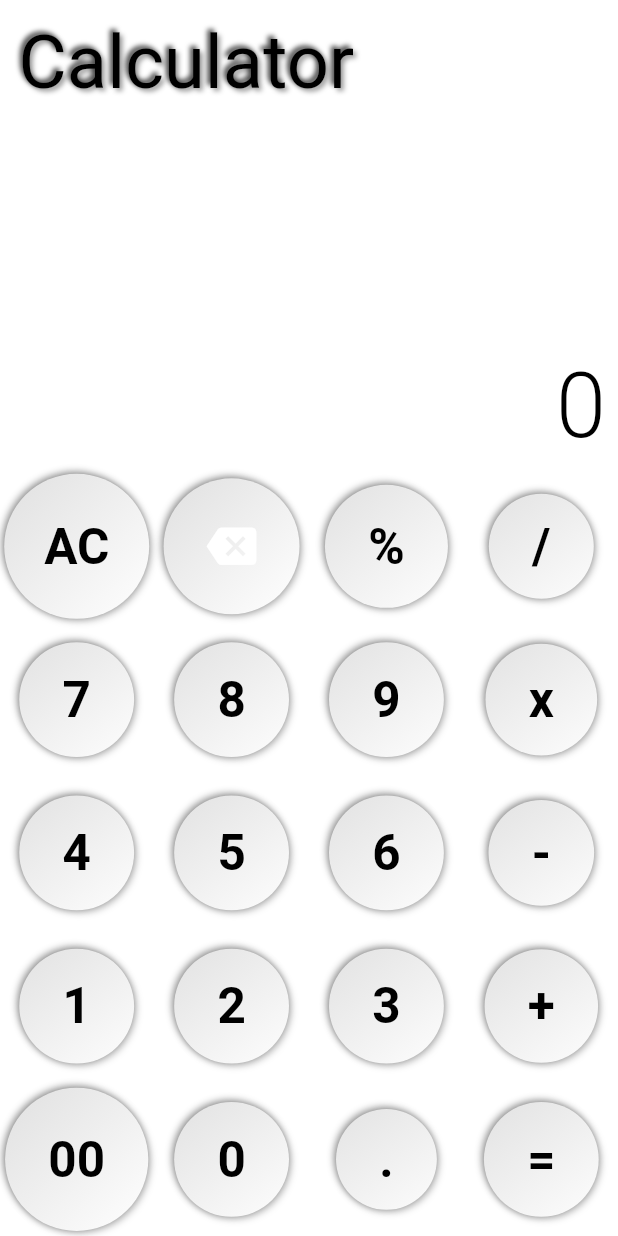
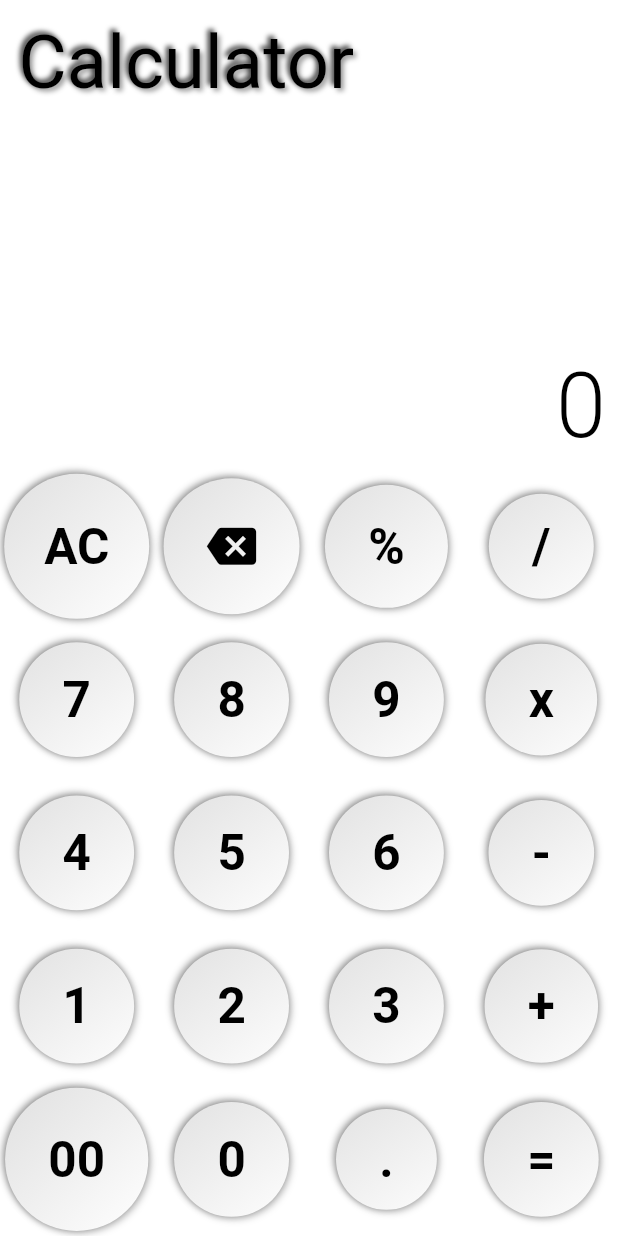
Before and after one commit to jinosh05/neumorphic_calculator, a Flutter app: the screen it shows after launch, on a phone screen of 412 x 824 dp. Run offline on Flutter 3.47's test engine with Material 2 defaults, Android fonts, the phone set to English and light mode, and no system bars; drawn by our look-alikes of auto_size_text, flutter_neumorphic.

Commit message:
Keyboard widget theme applied

```diff
--- a/lib/components/keyboard.dart
+++ b/lib/components/keyboard.dart
@@ -28,7 +28,7 @@ class Keyboard extends StatelessWidget {
                 text: 'C',
                 widget: Icon(
                   Icons.backspace,
-                  color: Colors.white,
+                  color: !SizeConfig.isDarkMode ? Colors.black : Colors.white,
                   size: SizeConfig.fs_04,
                 ),
                 onPressed: onPressed,
```
